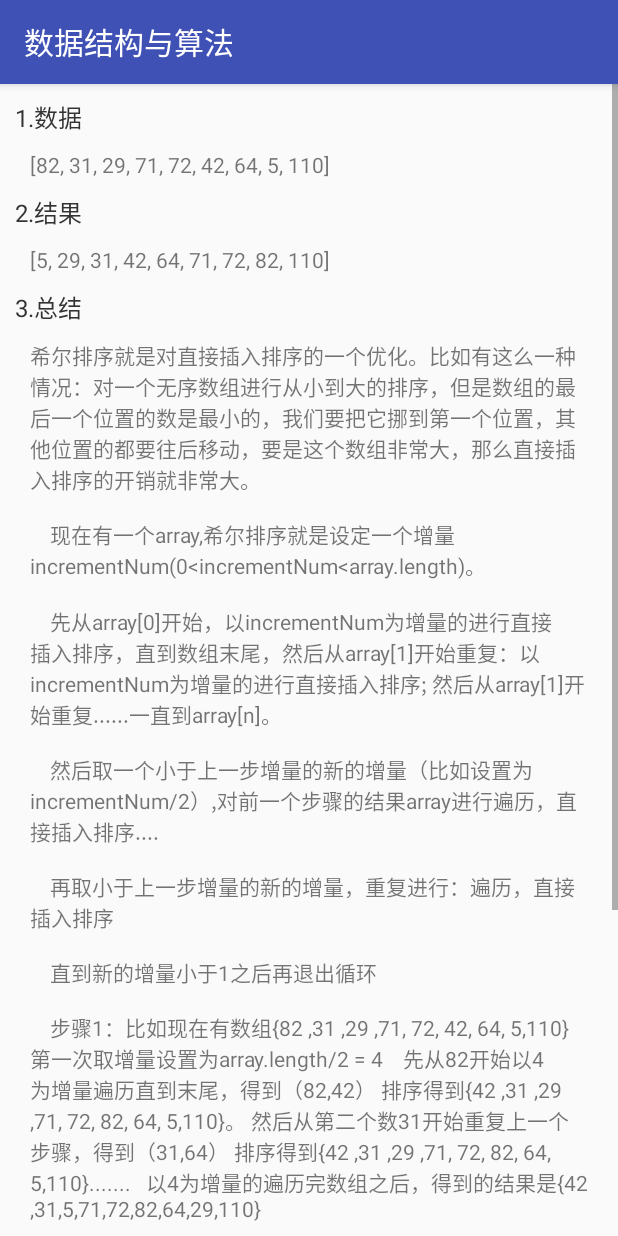
After one commit to UCodeUStory/DataStructure, an Android app: the ShellSortActivity screen opened directly, with no data from a screen before it, on a phone screen of 412 x 824 dp. The commit adds this screen. Run offline under Robolectric (Android 15) with nearby library versions, the phone set to English and light mode, and no system bars.

Commit message:
添加希尔排序

```diff
--- /dev/null
+++ b/app/src/main/java/com/wangpos/datastructure/sort/ShellSortActivity.java
@@ -0,0 +1,124 @@
+package com.wangpos.datastructure.sort;
+
+import com.wangpos.datastructure.core.BaseActivity;
+import com.wangpos.datastructure.core.CodeBean;
+
+import java.util.Arrays;
+
+/**
+ * Created by qiyue on 2017/11/23.
+ */
+
+public class ShellSortActivity extends BaseActivity {
+
+    int array[] = {82 ,31 ,29 ,71, 72, 42, 64, 5,110};
+    @Override
+    protected void initData() {
+        addItem(new CodeBean("希尔排序",shellSortCode));
+
+    }
+
+    @Override
+    protected String getTextData() {
+        return Arrays.toString(array);
+    }
+
+    @Override
+    protected int getImageData() {
+        return 0;
+    }
+
+    @Override
+    protected String getResultData() {
+        shellsort(array);
+        return Arrays.toString(array);
+    }
+
+    @Override
+    protected String getTimeData() {
+        return "O(n^2)";
+    }
+
+    @Override
+    protected String getSpaceTimeData() {
+        return null;
+    }
+
+    @Override
+    protected String getWendingXingData() {
+        return "不稳定";
+    }
+
+    @Override
+    protected String getSummaryData() {
+        return "希尔排序就是对直接插入排序的一个优化。比如有这么一种情况：对一个无序数组进行从小到大的排序，但是数组的最后一个位置的数是最小的，我们要把它挪到第一个位置，其他位置的都要往后移动，要是这个数组非常大，那么直接插入排序的开销就非常大。\n" +
+                "\n" +
+                "    现在有一个array,希尔排序就是设定一个增量incrementNum(0<incrementNum<array.length)。\n" +
+                "\n" +
+                "    先从array[0]开始，以incrementNum为增量的进行直接插入排序，直到数组末尾，然后从array[1]开始重复：以incrementNum为增量的进行直接插入排序; 然后从array[1]开始重复......一直到array[n]。\n" +
+                "\n" +
+                "    然后取一个小于上一步增量的新的增量（比如设置为incrementNum/2）,对前一个步骤的结果array进行遍历，直接插入排序....\n" +
+                "\n" +
+                "    再取小于上一步增量的新的增量，重复进行：遍历，直接插入排序\n" +
+                "\n" +
+                "    直到新的增量小于1之后再退出循环\n" +
+                "\n" +
+                "    步骤1：比如现在有数组{82 ,31 ,29 ,71, 72, 42, 64, 5,110}   第一次取增量设置为array.length/2 = 4    先从82开始以4为增量遍历直到末尾，得到（82,42） 排序得到{42 ,31 ,29 ,71, 72, 82, 64, 5,110}。 然后从第二个数31开始重复上一个步骤，得到（31,64） 排序得到{42 ,31 ,29 ,71, 72, 82, 64, 5,110}.......   以4为增量的遍历完数组之后，得到的结果是{42 ,31,5,71,72,82,64,29,110}\n" +
+                "\n" +
+                "   然后重新区增量,这儿设定为incrementNum/2 = 2，对{42 ,31,5,71,72,82,64,29,110}重复步骤1。  完事之后，在取新的增量，重复步骤1。 直到取到的增量小于1，退出循环。";
+    }
+
+
+
+    private static final String shellSortCode = "/**\n" +
+            "     *\n" +
+            "     * @param arrays 需要排序的序列\n" +
+            "     */\n" +
+            "    public static void shellsort(int[] arrays) {\n" +
+            "        if (arrays == null || arrays.length <= 1) {\n" +
+            "            return;\n" +
+            "        }\n" +
+            "        //增量\n" +
+            "        int incrementNum = arrays.length / 2;\n" +
+            "        while (incrementNum >= 1) {\n" +
+            "            for (int i = 0; i < arrays.length; i++) {\n" +
+            "                //进行插入排序\n" +
+            "                for (int j = i; j < arrays.length - incrementNum; j = j + incrementNum) {\n" +
+            "                    if (arrays[j] > arrays[j + incrementNum]) {\n" +
+            "                        int temple = arrays[j];\n" +
+            "                        arrays[j] = arrays[j + incrementNum];\n" +
+            "                        arrays[j + incrementNum] = temple;\n" +
+            "                    }\n" +
+            "                }\n" +
+            "            }\n" +
+            "            //设置新的增量\n" +
+            "            incrementNum = incrementNum / 2;\n" +
+            "        }\n" +
+            "    }";
+    /**
+     * 希尔排序
+     *
+     * @param arrays 需要排序的序列
+     */
+    public static void shellsort(int[] arrays) {
+        if (arrays == null || arrays.length <= 1) {
+            return;
+        }
+        //增量
+        int incrementNum = arrays.length / 2;
+        while (incrementNum >= 1) {
+            for (int i = 0; i < arrays.length; i++) {
+                //进行插入排序
+                for (int j = i; j < arrays.length - incrementNum; j = j + incrementNum) {
+                    if (arrays[j] > arrays[j + incrementNum]) {
+                        int temple = arrays[j];
+                        arrays[j] = arrays[j + incrementNum];
+                        arrays[j + incrementNum] = temple;
+                    }
+                }
+            }
+            //设置新的增量
+            incrementNum = incrementNum / 2;
+        }
+    }
+}
```
Also changed, not shown: app/src/main/AndroidManifest.xml (+6 -9 lines), app/src/main/java/com/wangpos/datastructure/MainActivity.java (+12 -0 lines), app/src/main/java/com/wangpos/datastructure/sort/EightSortDescriptionActivity.java (added, +81 -0 lines), app/src/main/res/drawable/eight.jpg (added), app/src/main/res/drawable/eight2.jpg (added), 1 other file.
